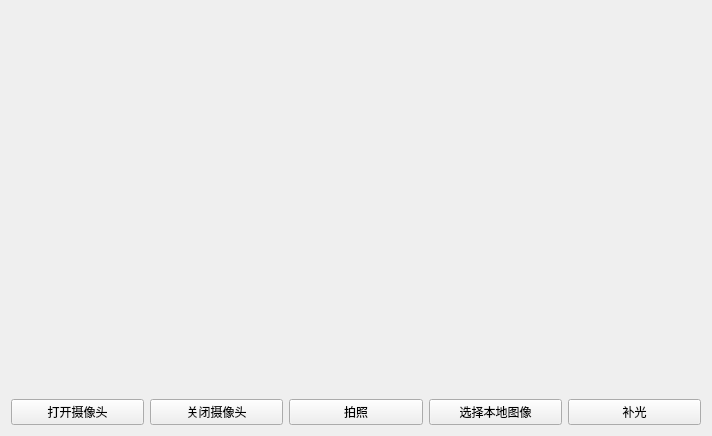
The window that FaceRecognition/facerec.ui (mangzhongGit/FaceRecognition) describes before a commit, drawn with Qt 5.
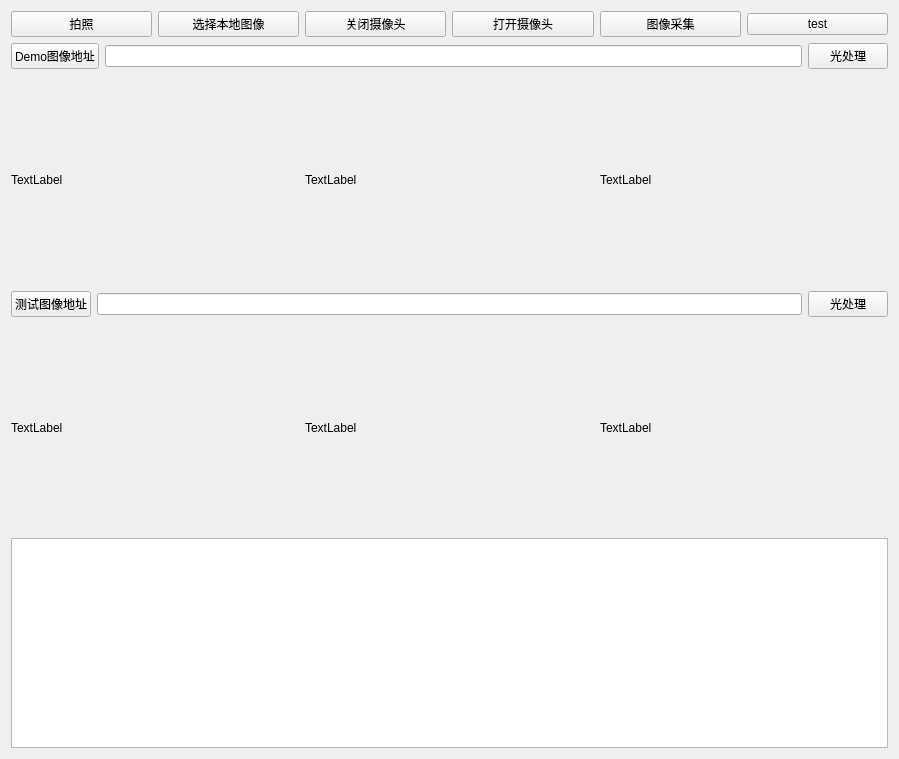
The same window after the commit. Custom widgets are drawn as their Qt base class.

```diff
--- a/FaceRecognition/facerec.ui
+++ b/FaceRecognition/facerec.ui
@@ -6,8 +6,8 @@
    <rect>
     <x>0</x>
     <y>0</y>
-    <width>712</width>
-    <height>436</height>
+    <width>899</width>
+    <height>759</height>
    </rect>
   </property>
   <property name="windowTitle">
@@ -17,38 +17,6 @@
    <item>
     <layout class="QHBoxLayout" name="horizontalLayout_2">
      <item>
-      <widget class="QLabel" name="label">
-       <property name="text">
-        <string/>
-       </property>
-      </widget>
-     </item>
-     <item>
-      <widget class="QLabel" name="label_2">
-       <property name="text">
-        <string/>
-       </property>
-      </widget>
-     </item>
-    </layout>
-   </item>
-   <item>
-    <layout class="QHBoxLayout" name="horizontalLayout">
-     <item>
-      <widget class="QPushButton" name="openCameraButton">
-       <property name="text">
-        <string>打开摄像头</string>
-       </property>
-      </widget>
-     </item>
-     <item>
-      <widget class="QPushButton" name="closeCameraButton">
-       <property name="text">
-        <string>关闭摄像头</string>
-       </property>
-      </widget>
-     </item>
-     <item>
       <widget class="QPushButton" name="takePhotoButton">
        <property name="text">
         <string>拍照</string>
@@ -62,17 +30,156 @@
        </property>
       </widget>
      </item>
+     <item>
+      <widget class="QPushButton" name="closeCameraButton">
+       <property name="text">
+        <string>关闭摄像头</string>
+       </property>
+      </widget>
+     </item>
+     <item>
+      <widget class="QPushButton" name="openCameraButton">
+       <property name="text">
+        <string>打开摄像头</string>
+       </property>
+      </widget>
+     </item>
+     <item>
+      <widget class="QPushButton" name="takeOwnPhotoButton">
+       <property name="text">
+        <string>图像采集</string>
+       </property>
+      </widget>
+     </item>
      <item>
       <widget class="QPushButton" name="fillLightButton">
        <property name="text">
-        <string>补光</string>
+        <string>test</string>
        </property>
       </widget>
      </item>
     </layout>
    </item>
+   <item>
+    <layout class="QHBoxLayout" name="horizontalLayout_4">
+     <item>
+      <widget class="QPushButton" name="demoButton">
+       <property name="enabled">
+        <bool>true</bool>
+       </property>
+       <property name="text">
+        <string>Demo图像地址</string>
+       </property>
+      </widget>
+     </item>
+     <item>
+      <widget class="QLineEdit" name="demoLine"/>
+     </item>
+     <item>
+      <widget class="QPushButton" name="pushButton">
+       <property name="text">
+        <string>光处理</string>
+       </property>
+      </widget>
+     </item>
+    </layout>
+   </item>
+   <item>
+    <layout class="QHBoxLayout" name="horizontalLayout">
+     <item>
+      <widget class="QLabel" name="label">
+       <property name="enabled">
+        <bool>true</bool>
+       </property>
+       <property name="text">
+        <string>TextLabel</string>
+       </property>
+      </widget>
+     </item>
+     <item>
+      <widget class="QLabel" name="label_2">
+       <property name="text">
+        <string>TextLabel</string>
+       </property>
+      </widget>
+     </item>
+     <item>
+      <widget class="QLabel" name="label_3">
+       <property name="text">
+        <string>TextLabel</string>
+       </property>
+      </widget>
+     </item>
+    </layout>
+   </item>
+   <item>
+    <layout class="QHBoxLayout" name="horizontalLayout_5">
+     <item>
+      <widget class="QPushButton" name="testButton">
+       <property name="text">
+        <string>测试图像地址</string>
+       </property>
+      </widget>
+     </item>
+     <item>
+      <widget class="QLineEdit" name="testLine"/>
+     </item>
+     <item>
+      <widget class="QPushButton" name="pushButton_2">
+       <property name="text">
+        <string>光处理</string>
+       </property>
+      </widget>
+     </item>
+    </layout>
+   </item>
+   <item>
+    <layout class="QHBoxLayout" name="horizontalLayout_3">
+     <item>
+      <widget class="QLabel" name="label_4">
+       <property name="text">
+        <string>TextLabel</string>
+       </property>
+      </widget>
+     </item>
+     <item>
+      <widget class="QLabel" name="label_5">
+       <property name="text">
+        <string>TextLabel</string>
+       </property>
+      </widget>
+     </item>
+     <item>
+      <widget class="QLabel" name="label_6">
+       <property name="text">
+        <string>TextLabel</string>
+       </property>
+      </widget>
+     </item>
+    </layout>
+   </item>
+   <item>
+    <widget class="QtCharts::QChartView" name="graphicsView">
+     <property name="enabled">
+      <bool>true</bool>
+     </property>
+     <property name="sizePolicy">
+      <sizepolicy hsizetype="Minimum" vsizetype="Minimum">
+       <horstretch>0</horstretch>
+       <verstretch>0</verstretch>
+      </sizepolicy>
+     </property>
+    </widget>
+   </item>
   </layout>
  </widget>
+ <customwidgets>
+  <customwidget>
+   <class>QtCharts::QChartView</class>
+   <extends>QGraphicsView</extends>
+   <header location="global">QtCharts/QChartView</header>
+  </customwidget>
+ </customwidgets>
  <resources/>
  <connections/>
 </ui>
```
